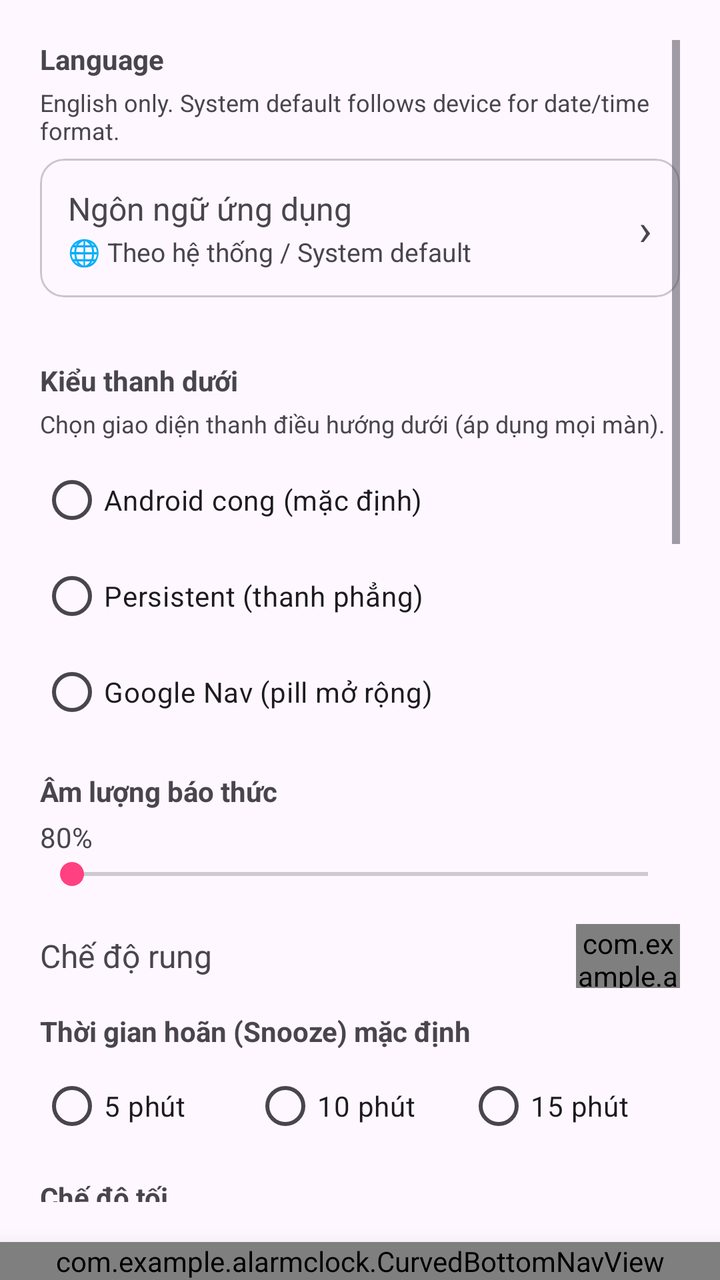
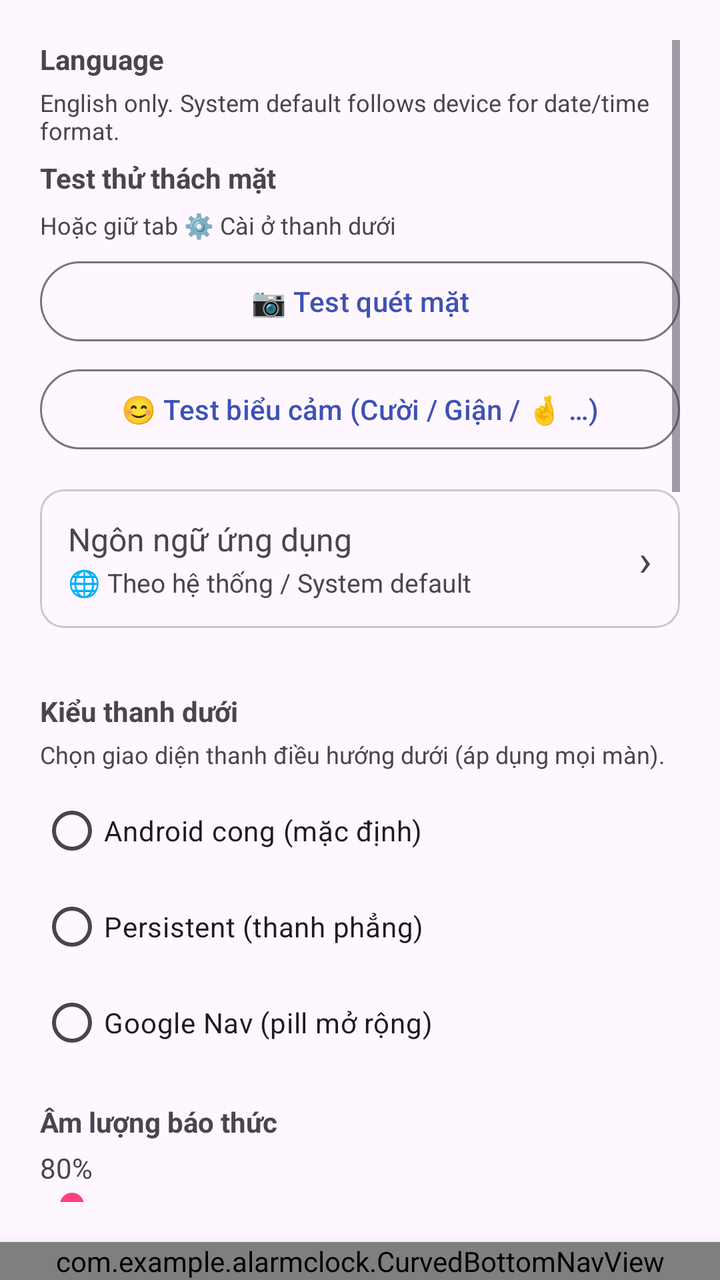

Two renders of the same Android screen: before a commit and after it. Below are the layout's source before the change and the commit's diff.
<!-- AndroidManifest.xml: activity theme Theme.AlarmClock -->
<!-- res/layout/activity_settings.xml -->
<?xml version="1.0" encoding="utf-8"?>
<LinearLayout xmlns:android="http://schemas.android.com/apk/res/android"
    android:layout_width="match_parent"
    android:layout_height="match_parent"
    android:orientation="vertical">
    <ScrollView
        android:layout_width="match_parent"
        android:layout_height="0dp"
        android:layout_weight="1"
        android:padding="20dp">
    <LinearLayout
        android:layout_width="match_parent"
        android:layout_height="wrap_content"
        android:orientation="vertical">

        <TextView android:layout_width="match_parent" android:layout_height="wrap_content"
            android:text="@string/lang_section" android:textStyle="bold" android:layout_marginBottom="4dp"/>
        <TextView android:layout_width="match_parent" android:layout_height="wrap_content"
            android:text="@string/lang_hint"
            android:textSize="12sp" android:textColor="?android:attr/textColorSecondary"
            android:layout_marginBottom="6dp"/>
        <com.google.android.material.card.MaterialCardView
            android:id="@+id/cardLanguage"
            android:layout_width="match_parent"
            android:layout_height="wrap_content"
            android:layout_marginBottom="20dp"
            android:clickable="true"
            android:focusable="true"
            android:foreground="?attr/selectableItemBackground">
            <LinearLayout
                android:layout_width="match_parent"
                android:layout_height="wrap_content"
                android:orientation="horizontal"
                android:padding="14dp"
                android:gravity="center_vertical">
                <LinearLayout
                    android:layout_width="0dp"
                    android:layout_height="wrap_content"
                    android:layout_weight="1"
                    android:orientation="vertical">
                    <TextView
                        android:id="@+id/tvLanguageTitle"
                        android:layout_width="match_parent"
                        android:layout_height="wrap_content"
                        android:text="@string/lang_app"
                        android:textSize="16sp"/>
                    <TextView
                        android:id="@+id/tvLanguageValue"
                        android:layout_width="match_parent"
                        android:layout_height="wrap_content"
                        android:text="@string/lang_system"
                        android:textSize="13sp"
                        android:textColor="?android:attr/textColorSecondary"
                        android:layout_marginTop="2dp"/>
                </LinearLayout>
                <TextView
                    android:layout_width="wrap_content"
                    android:layout_height="wrap_content"
                    android:text="›"
                    android:textSize="22sp"
                    android:textColor="?android:attr/textColorSecondary"/>
            </LinearLayout>
        </com.google.android.material.card.MaterialCardView>


        
        <TextView android:layout_width="match_parent" android:layout_height="wrap_content"
            android:text="@string/nav_style_title" android:textStyle="bold"
            android:layout_marginTop="12dp" android:layout_marginBottom="4dp"/>
        <TextView android:layout_width="match_parent" android:layout_height="wrap_content"
            android:text="@string/nav_style_hint"
            android:textSize="12sp" android:textColor="?android:attr/textColorSecondary"
            android:layout_marginBottom="6dp"/>
        <RadioGroup android:id="@+id/rgNavStyle" android:layout_width="match_parent"
            android:layout_height="wrap_content" android:orientation="vertical"
            android:layout_marginBottom="16dp">
            <RadioButton android:id="@+id/rbNavCurved" android:layout_width="match_parent"
                android:layout_height="wrap_content" android:text="@string/nav_style_curved"/>
            <RadioButton android:id="@+id/rbNavPersistent" android:layout_width="match_parent"
                android:layout_height="wrap_content" android:text="@string/nav_style_persistent"/>
            <RadioButton android:id="@+id/rbNavGoogle" android:layout_width="match_parent"
                android:layout_height="wrap_content" android:text="@string/nav_style_google"/>
        </RadioGroup>

        <TextView android:layout_width="match_parent" android:layout_height="wrap_content"
            android:text="@string/volume_alarm" android:textStyle="bold" android:layout_marginBottom="4dp"/>
        <TextView android:id="@+id/tvVolumeValue" android:layout_width="match_parent"
            android:layout_height="wrap_content" android:text="80%"/>
        <SeekBar android:id="@+id/seekVolume" android:layout_width="match_parent"
            android:layout_height="wrap_content" android:max="100" android:layout_marginBottom="16dp"/>

        <LinearLayout android:layout_width="match_parent" android:layout_height="wrap_content"
            android:orientation="horizontal" android:gravity="center_vertical"
            android:layout_marginBottom="12dp">
            <TextView android:layout_width="0dp" android:layout_height="wrap_content"
                android:layout_weight="1" android:text="@string/vibrate_mode" android:textSize="16sp"/>
            <com.example.alarmclock.LoadSwitchView
                android:id="@+id/switchVibrate"
                android:layout_width="52dp" android:layout_height="32dp"/>
        </LinearLayout>

        <TextView android:layout_width="match_parent" android:layout_height="wrap_content"
            android:text="@string/snooze_default" android:textStyle="bold"
            android:layout_marginBottom="4dp"/>
        <RadioGroup android:id="@+id/rgSnoozeDefault" android:layout_width="match_parent"
            android:layout_height="wrap_content" android:orientation="horizontal"
            android:layout_marginBottom="12dp">
            <RadioButton android:id="@+id/rbSnooze5" android:layout_width="0dp"
                android:layout_height="wrap_content" android:layout_weight="1" android:text="@string/min_5"/>
            <RadioButton android:id="@+id/rbSnooze10" android:layout_width="0dp"
                android:layout_height="wrap_content" android:layout_weight="1" android:text="@string/min_10"/>
            <RadioButton android:id="@+id/rbSnooze15" android:layout_width="0dp"
                android:layout_height="wrap_content" android:layout_weight="1" android:text="@string/min_15"/>
        </RadioGroup>

        <TextView android:layout_width="match_parent" android:layout_height="wrap_content"
            android:text="@string/dark_mode" android:textStyle="bold" android:layout_marginBottom="4dp"/>
        <RadioGroup android:id="@+id/rgDarkMode" android:layout_width="match_parent"
            android:layout_height="wrap_content" android:orientation="vertical"
            android:layout_marginBottom="12dp">
            <RadioButton android:id="@+id/rbDarkSystem" android:layout_width="match_parent"
                android:layout_height="wrap_content" android:text="@string/dark_system"/>
            <RadioButton android:id="@+id/rbDarkOn" android:layout_width="match_parent"
                android:layout_height="wrap_content" android:text="@string/dark_on"/>
            <RadioButton android:id="@+id/rbDarkOff" android:layout_width="match_parent"
                android:layout_height="wrap_content" android:text="@string/dark_off"/>
        </RadioGroup>

        <LinearLayout android:layout_width="match_parent" android:layout_height="wrap_content"
            android:orientation="horizontal" android:gravity="center_vertical"
            android:layout_marginBottom="12dp">
            <TextView android:layout_width="0dp" android:layout_height="wrap_content"
                android:layout_weight="1" android:text="@string/format_24h" android:textSize="16sp"/>
            <com.example.alarmclock.LoadSwitchView
                android:id="@+id/switch24h"
                android:layout_width="52dp" android:layout_height="32dp"/>
        </LinearLayout>

        <LinearLayout android:layout_width="match_parent" android:layout_height="wrap_content"
            android:orientation="horizontal" android:gravity="center_vertical"
            android:layout_marginBottom="12dp">
            <TextView android:layout_width="0dp" android:layout_height="wrap_content"
                android:layout_weight="1" android:text="@string/pure_ringtone" android:textSize="16sp"/>
            <com.example.alarmclock.LoadSwitchView
                android:id="@+id/switchPure"
                android:layout_width="52dp" android:layout_height="32dp"/>
        </LinearLayout>

        <TextView android:layout_width="match_parent" android:layout_height="wrap_content"
            android:text="@string/anti_troll_title" android:textStyle="bold"
            android:layout_marginBottom="4dp" android:layout_marginTop="8dp"/>
        <TextView android:layout_width="match_parent" android:layout_height="wrap_content"
            android:text="@string/anti_troll_desc"
            android:textSize="12sp" android:textColor="?android:attr/textColorSecondary"
            android:layout_marginBottom="8dp"/>
        <LinearLayout android:layout_width="match_parent" android:layout_height="wrap_content"
            android:orientation="horizontal" android:gravity="center_vertical"
            android:layout_marginBottom="8dp">
            <TextView android:layout_width="0dp" android:layout_height="wrap_content"
                android:layout_weight="1" android:text="@string/anti_troll_enable" android:textSize="16sp"/>
            <com.example.alarmclock.LoadSwitchView
                android:id="@+id/switchAntiTroll"
                android:layout_width="52dp" android:layout_height="32dp"/>
        </LinearLayout>
        <com.google.android.material.textfield.TextInputLayout
            android:layout_width="match_parent" android:layout_height="wrap_content"
            android:hint="@string/anti_troll_pin_hint">
            <com.google.android.material.textfield.TextInputEditText
                android:id="@+id/etAntiTrollPin" android:layout_width="match_parent"
                android:layout_height="wrap_content"
                android:inputType="numberPassword"/>
        </com.google.android.material.textfield.TextInputLayout>
        <com.google.android.material.button.MaterialButton
            android:id="@+id/btnSaveAntiTrollPin" android:layout_width="match_parent"
            android:layout_height="wrap_content" android:text="@string/anti_troll_pin_save"
            android:layout_marginTop="8dp" android:layout_marginBottom="20dp"/>

        <TextView android:layout_width="match_parent" android:layout_height="wrap_content"
            android:text="@string/gallery_protect" android:textStyle="bold" android:layout_marginBottom="8dp"/>
        <com.google.android.material.textfield.TextInputLayout
            android:layout_width="match_parent" android:layout_height="wrap_content"
            android:hint="@string/gallery_pw_hint">
            <com.google.android.material.textfield.TextInputEditText
                android:id="@+id/etGalleryPw" android:layout_width="match_parent"
                android:layout_height="wrap_content" android:inputType="textPassword"/>
        </com.google.android.material.textfield.TextInputLayout>
        <com.google.android.material.button.MaterialButton
            android:id="@+id/btnSetGalleryPw" android:layout_width="match_parent"
            android:layout_height="wrap_content" android:text="@string/gallery_pw_set"
            android:layout_marginTop="8dp" android:layout_marginBottom="8dp"/>
        <com.google.android.material.button.MaterialButton
            android:id="@+id/btnClearGalleryPw" android:layout_width="match_parent"
            android:layout_height="wrap_content" android:text="@string/gallery_pw_clear"
            style="@style/Widget.Material3.Button.OutlinedButton"
            android:layout_marginBottom="12dp"/>

        <com.google.android.material.textfield.TextInputLayout
            android:layout_width="match_parent" android:layout_height="wrap_content"
            android:hint="@string/recovery_email_hint">
            <com.google.android.material.textfield.TextInputEditText
                android:id="@+id/etRecoveryEmail" android:layout_width="match_parent"
                android:layout_height="wrap_content" android:inputType="textEmailAddress"/>
        </com.google.android.material.textfield.TextInputLayout>
        <com.google.android.material.button.MaterialButton
            android:id="@+id/btnSaveRecovery" android:layout_width="match_parent"
            android:layout_height="wrap_content" android:text="@string/recovery_email_save"
            style="@style/Widget.Material3.Button.OutlinedButton"
            android:layout_marginTop="8dp"/>
    </LinearLayout>
</ScrollView>
    <com.example.alarmclock.CurvedBottomNavView
        android:id="@+id/curvedNav"
        android:layout_width="match_parent"
        android:layout_height="wrap_content"
        android:background="@android:color/transparent"
        android:elevation="16dp" />
</LinearLayout>
<!-- resources referenced by this layout -->
<resources>
  <string name="anti_troll_desc">Khi bật: ép âm lượng tối đa, khóa nút Back, ẩn Snooze, bắt buộc PIN để tắt. Nên kèm thử thách Toán / Lắc / Quét mặt.</string>
  <string name="anti_troll_enable">Bật chống troll</string>
  <string name="anti_troll_pin_hint">Mã PIN tắt báo thức (≥4 số)</string>
  <string name="anti_troll_pin_save">Lưu PIN chống troll</string>
  <string name="anti_troll_title">Chống troll tắt báo thức</string>
  <string name="dark_mode">Chế độ tối</string>
  <string name="dark_off">Tắt</string>
  <string name="dark_on">Bật</string>
  <string name="dark_system">Theo hệ thống</string>
  <string name="format_24h">Định dạng 24 giờ</string>
  <string name="gallery_protect">Bảo vệ bộ sưu tập ảnh</string>
  <string name="gallery_pw_clear">Xóa mật khẩu bộ sưu tập</string>
  <string name="gallery_pw_hint">Mật khẩu bộ sưu tập (≥4 ký tự)</string>
  <string name="gallery_pw_set">Đặt / Đổi mật khẩu</string>
  <string name="lang_app">Ngôn ngữ ứng dụng</string>
  <string name="lang_hint">English only. System default follows device for date/time format.</string>
  <string name="lang_section">Language</string>
  <string name="lang_system">🌐  Theo hệ thống / System default</string>
  <string name="min_10">10 phút</string>
  <string name="min_15">15 phút</string>
  <string name="min_5">5 phút</string>
  <string name="nav_style_curved">Android cong (mặc định)</string>
  <string name="nav_style_google">Google Nav (pill mở rộng)</string>
  <string name="nav_style_hint">Chọn giao diện thanh điều hướng dưới (áp dụng mọi màn).</string>
  <string name="nav_style_persistent">Persistent (thanh phẳng)</string>
  <string name="nav_style_title">Kiểu thanh dưới</string>
  <string name="pure_ringtone">Chuông thuần (tắt TTS khi báo thức)</string>
  <string name="recovery_email_hint">Email Google khôi phục</string>
  <string name="recovery_email_save">Lưu email khôi phục</string>
  <string name="snooze_default">Thời gian hoãn (Snooze) mặc định</string>
  <string name="vibrate_mode">Chế độ rung</string>
  <string name="volume_alarm">Âm lượng báo thức</string>
  <style name="Theme.AlarmClock" parent="Theme.Material3.DayNight.NoActionBar">
          <item name="colorPrimary">#3F51B5</item>
          <item name="colorPrimaryVariant">#303F9F</item>
          <item name="colorOnPrimary">@android:color/white</item>
          <item name="colorSecondary">#FF4081</item>
          <item name="android:windowAnimationStyle">@style/WindowFadeThrough</item>
      </style>
  <style name="WindowFadeThrough">
          <item name="android:activityOpenEnterAnimation">@anim/fade_through_enter</item>
          <item name="android:activityOpenExitAnimation">@anim/fade_through_exit</item>
          <item name="android:activityCloseEnterAnimation">@anim/fade_through_enter</item>
          <item name="android:activityCloseExitAnimation">@anim/fade_through_exit</item>
      </style>
</resources>

<!-- the commit's change to res/layout/activity_settings.xml (unified diff, before → after) -->
@@ -19,7 +19,37 @@
             android:text="@string/lang_hint"
             android:textSize="12sp" android:textColor="?android:attr/textColorSecondary"
             android:layout_marginBottom="6dp"/>
-        <com.google.android.material.card.MaterialCardView
+        
+        
+        <TextView
+            android:layout_width="match_parent"
+            android:layout_height="wrap_content"
+            android:text="Test thử thách mặt"
+            android:textStyle="bold"
+            android:layout_marginBottom="6dp"/>
+        <TextView
+            android:layout_width="match_parent"
+            android:layout_height="wrap_content"
+            android:text="Hoặc giữ tab ⚙️ Cài ở thanh dưới"
+            android:textSize="12sp"
+            android:textColor="?android:attr/textColorSecondary"
+            android:layout_marginBottom="6dp"/>
+        <com.google.android.material.button.MaterialButton
+            android:id="@+id/btnTestFace"
+            android:layout_width="match_parent"
+            android:layout_height="wrap_content"
+            android:text="📷 Test quét mặt"
+            android:layout_marginBottom="6dp"
+            style="@style/Widget.Material3.Button.OutlinedButton"/>
+        <com.google.android.material.button.MaterialButton
+            android:id="@+id/btnTestExpr"
+            android:layout_width="match_parent"
+            android:layout_height="wrap_content"
+            android:text="😊 Test biểu cảm (Cười / Giận / 🤞 …)"
+            android:layout_marginBottom="16dp"
+            style="@style/Widget.Material3.Button.OutlinedButton"/>
+
+<com.google.android.material.card.MaterialCardView
             android:id="@+id/cardLanguage"
             android:layout_width="match_parent"
             android:layout_height="wrap_content"
